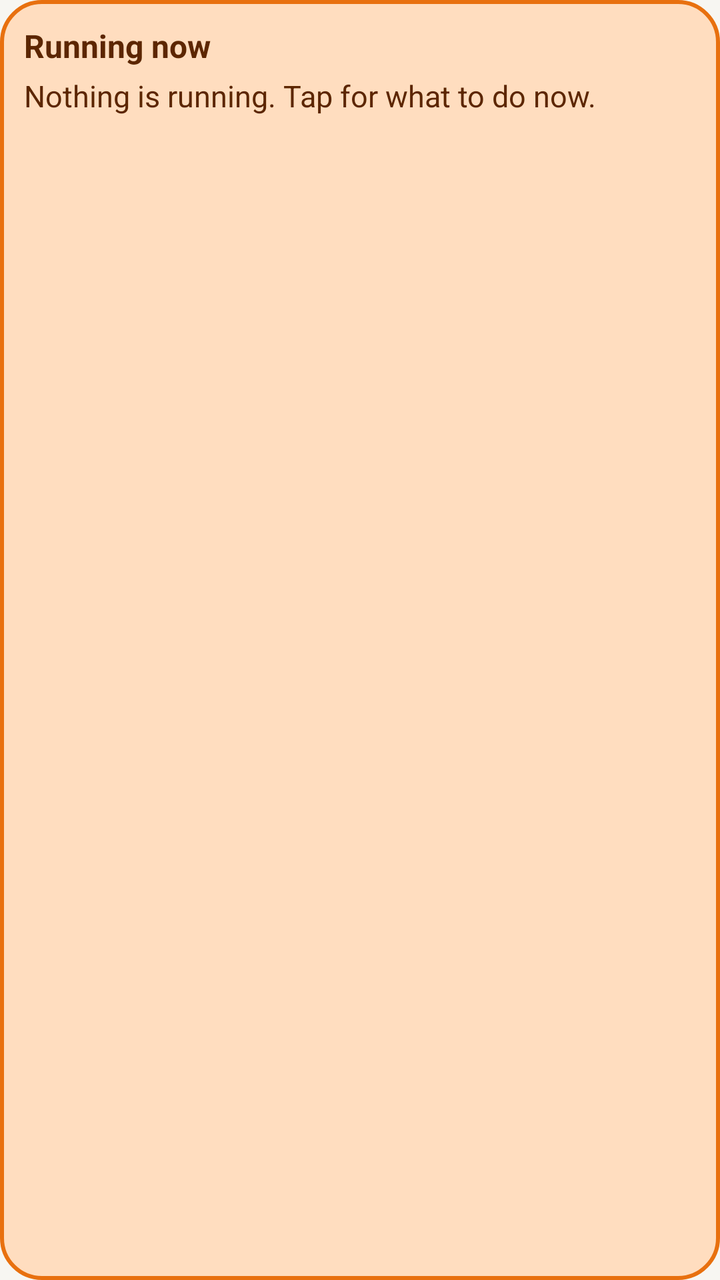
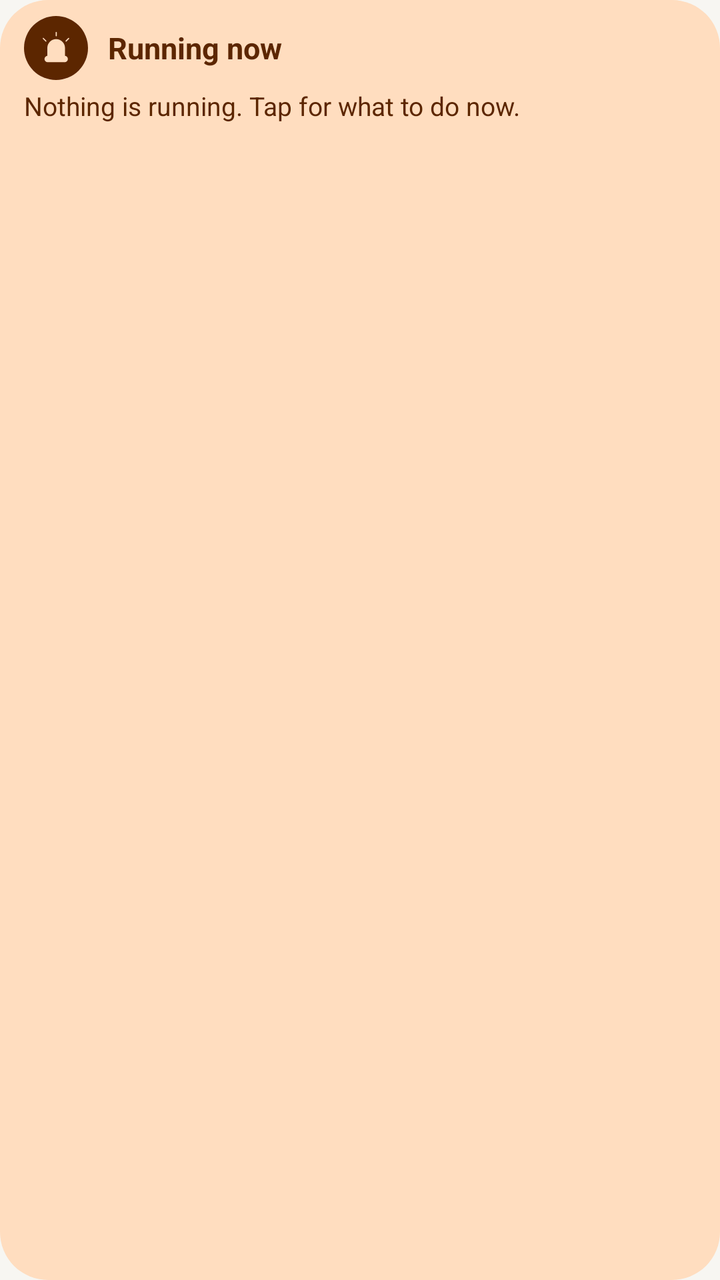

Two renders of the same Android screen: before a commit and after it. Below are the layout's source before the change and the commit's diff.
<!-- AndroidManifest.xml: application theme Theme.Sprotyv -->
<!-- res/layout/widget_running.xml -->
<?xml version="1.0" encoding="utf-8"?>
<LinearLayout xmlns:android="http://schemas.android.com/apk/res/android" android:id="@+id/w_root" android:layout_width="match_parent" android:layout_height="match_parent"
    android:background="@drawable/w_shape_urgent" android:orientation="vertical" android:padding="12dp">
    <TextView android:id="@+id/w_title" android:layout_width="match_parent" android:layout_height="wrap_content"
        android:text="@string/active_title" android:textColor="@color/w_urgent_ink" android:textSize="16sp" android:textStyle="bold" />
    <LinearLayout android:id="@+id/w_row1" android:layout_width="match_parent" android:layout_height="wrap_content" android:orientation="horizontal"
        android:gravity="center_vertical" android:paddingVertical="4dp" android:visibility="gone">
        <TextView android:id="@+id/w_label1" android:layout_width="0dp" android:layout_weight="1" android:layout_height="wrap_content"
            android:textColor="@color/w_urgent_ink" android:textSize="15sp" android:maxLines="2" android:ellipsize="end" />
        <Chronometer android:id="@+id/w_clock1" android:layout_width="wrap_content" android:layout_height="wrap_content" android:layout_marginStart="8dp"
            android:textColor="@color/w_urgent_ink" android:textSize="18sp" android:textStyle="bold" />
    </LinearLayout>
    <LinearLayout android:id="@+id/w_row2" android:layout_width="match_parent" android:layout_height="wrap_content" android:orientation="horizontal"
        android:gravity="center_vertical" android:paddingVertical="4dp" android:visibility="gone">
        <TextView android:id="@+id/w_label2" android:layout_width="0dp" android:layout_weight="1" android:layout_height="wrap_content"
            android:textColor="@color/w_urgent_ink" android:textSize="15sp" android:maxLines="2" android:ellipsize="end" />
        <Chronometer android:id="@+id/w_clock2" android:layout_width="wrap_content" android:layout_height="wrap_content" android:layout_marginStart="8dp"
            android:textColor="@color/w_urgent_ink" android:textSize="18sp" android:textStyle="bold" />
    </LinearLayout>
    <LinearLayout android:id="@+id/w_row3" android:layout_width="match_parent" android:layout_height="wrap_content" android:orientation="horizontal"
        android:gravity="center_vertical" android:paddingVertical="4dp" android:visibility="gone">
        <TextView android:id="@+id/w_label3" android:layout_width="0dp" android:layout_weight="1" android:layout_height="wrap_content"
            android:textColor="@color/w_urgent_ink" android:textSize="15sp" android:maxLines="2" android:ellipsize="end" />
        <Chronometer android:id="@+id/w_clock3" android:layout_width="wrap_content" android:layout_height="wrap_content" android:layout_marginStart="8dp"
            android:textColor="@color/w_urgent_ink" android:textSize="18sp" android:textStyle="bold" />
    </LinearLayout>
    <TextView android:id="@+id/w_empty" android:layout_width="match_parent" android:layout_height="wrap_content" android:paddingTop="4dp"
        android:text="@string/widget_nothing_running" android:textColor="@color/w_urgent_ink" android:textSize="15sp" />
</LinearLayout>
<!-- resources referenced by this layout -->
<resources>
  <color name="w_urgent_ink">#FF5C2600</color>
  <!-- drawable w_shape_urgent (drawable) -->
  <?xml version="1.0" encoding="utf-8"?>
  <shape xmlns:android="http://schemas.android.com/apk/res/android" android:shape="rectangle">
      <solid android:color="@color/w_urgent_bg" />
      <stroke android:width="2dp" android:color="@color/w_urgent_edge" />
      <corners android:radius="20dp" />
  </shape>
  <string name="active_title">Running now</string>
  <string name="widget_nothing_running">Nothing is running. Tap for what to do now.</string>
  <style name="Theme.Sprotyv" parent="android:Theme.Material.Light.NoActionBar">
          <item name="android:windowBackground">@color/background</item>
          <item name="android:statusBarColor">@android:color/transparent</item>
          <item name="android:navigationBarColor">@android:color/transparent</item>
      </style>
  <color name="w_urgent_bg">#FFFFDDBF</color>
  <color name="w_urgent_edge">#FFE8700F</color>
  <color name="background">#FFF7F6F2</color>
</resources>

<!-- the commit's change to res/layout/widget_running.xml (unified diff, before → after) -->
@@ -1,8 +1,14 @@
 <?xml version="1.0" encoding="utf-8"?>
 <LinearLayout xmlns:android="http://schemas.android.com/apk/res/android" android:id="@+id/w_root" android:layout_width="match_parent" android:layout_height="match_parent"
-    android:background="@drawable/w_shape_urgent" android:orientation="vertical" android:padding="12dp">
-    <TextView android:id="@+id/w_title" android:layout_width="match_parent" android:layout_height="wrap_content"
-        android:text="@string/active_title" android:textColor="@color/w_urgent_ink" android:textSize="16sp" android:textStyle="bold" />
+    android:background="@drawable/w_shape_urgent" android:orientation="vertical" android:paddingHorizontal="12dp" android:paddingVertical="8dp">
+    <LinearLayout android:id="@+id/w_head" android:layout_width="match_parent" android:layout_height="wrap_content" android:orientation="horizontal" android:gravity="center_vertical">
+        <FrameLayout android:layout_width="32dp" android:layout_height="32dp" android:background="@drawable/w_badge_urgent">
+            <ImageView android:layout_width="match_parent" android:layout_height="match_parent" android:padding="6dp"
+            android:src="@drawable/om_siren" android:tint="@color/w_urgent_bg" android:importantForAccessibility="no" />
+        </FrameLayout>
+        <TextView android:id="@+id/w_title" android:layout_width="0dp" android:layout_weight="1" android:layout_height="wrap_content" android:layout_marginStart="10dp"
+            android:text="@string/active_title" android:textColor="@color/w_urgent_ink" android:textSize="15sp" android:textStyle="bold" />
+    </LinearLayout>
     <LinearLayout android:id="@+id/w_row1" android:layout_width="match_parent" android:layout_height="wrap_content" android:orientation="horizontal"
         android:gravity="center_vertical" android:paddingVertical="4dp" android:visibility="gone">
         <TextView android:id="@+id/w_label1" android:layout_width="0dp" android:layout_weight="1" android:layout_height="wrap_content"
@@ -25,5 +31,5 @@
             android:textColor="@color/w_urgent_ink" android:textSize="18sp" android:textStyle="bold" />
     </LinearLayout>
     <TextView android:id="@+id/w_empty" android:layout_width="match_parent" android:layout_height="wrap_content" android:paddingTop="4dp"
-        android:text="@string/widget_nothing_running" android:textColor="@color/w_urgent_ink" android:textSize="15sp" />
+        android:text="@string/widget_nothing_running" android:textColor="@color/w_urgent_ink" android:textSize="13sp" android:maxLines="2" android:ellipsize="end" />
 </LinearLayout>
<!-- resource entries referenced after the edit -->
@@ -1,12 +1,28 @@
 <!-- resources referenced by this layout -->
 <resources>
   <color name="w_urgent_ink">#FF5C2600</color>
+  <!-- drawable om_siren (drawable) -->
+  <?xml version="1.0" encoding="utf-8"?>
+  <vector xmlns:android="http://schemas.android.com/apk/res/android" android:width="72dp" android:height="72dp" android:viewportWidth="72" android:viewportHeight="72">
+      <path android:fillColor="#FFEA5A47" android:pathData="M21.4,51V36A14.9585,14.9585,0,0,1,36.3,21h0A15.0887,15.0887,0,0,1,51.2,36V51"/>
+      <path android:fillColor="#FFD0CFCE" android:pathData="M21.4,51h30a4.9514,4.9514,0,0,1,5,5h0a4.9514,4.9514,0,0,1-5,5h-30a4.9514,4.9514,0,0,1-5-5h0A4.9514,4.9514,0,0,1,21.4,51Z"/>
+      <path android:fillColor="#FFD22F27" android:pathData="M51.4,36A14.9381,14.9381,0,0,0,36.6,21h0a14.7059,14.7059,0,0,0-4.2.6C41.8,25.4,42.7,44.8,42.8,51h8.7V36Z"/>
+      <path android:strokeColor="#FF000000" android:strokeWidth="2" android:strokeLineCap="round" android:strokeLineJoin="round" android:pathData="M17.8,23.5L13.1,18.8"/>
+      <path android:strokeColor="#FF000000" android:strokeWidth="2" android:strokeLineCap="round" android:strokeLineJoin="round" android:pathData="M54.1,23.5L58.8,18.8"/>
+      <path android:strokeColor="#FF000000" android:strokeWidth="2" android:strokeLineCap="round" android:strokeLineJoin="round" android:pathData="M36.4,14.0L36.4,8.0"/>
+      <path android:strokeColor="#FF000000" android:strokeWidth="2" android:strokeLineCap="round" android:strokeLineJoin="round" android:pathData="M21.4,51V36A14.9585,14.9585,0,0,1,36.3,21h0A15.0887,15.0887,0,0,1,51.2,36V51"/>
+      <path android:strokeColor="#FF000000" android:strokeWidth="2" android:strokeLineCap="round" android:strokeLineJoin="round" android:pathData="M21.1,51H51.6a4.8011,4.8011,0,0,1,4.8,4.8h0a4.8011,4.8011,0,0,1-4.8,4.8H21.1a4.8011,4.8011,0,0,1-4.8-4.8h0A4.9353,4.9353,0,0,1,21.1,51Z"/>
+  </vector>
+  <!-- drawable w_badge_urgent (drawable) -->
+  <?xml version="1.0" encoding="utf-8"?>
+  <shape xmlns:android="http://schemas.android.com/apk/res/android" android:shape="oval">
+      <solid android:color="@color/w_urgent_ink" />
+  </shape>
   <!-- drawable w_shape_urgent (drawable) -->
   <?xml version="1.0" encoding="utf-8"?>
   <shape xmlns:android="http://schemas.android.com/apk/res/android" android:shape="rectangle">
       <solid android:color="@color/w_urgent_bg" />
-      <stroke android:width="2dp" android:color="@color/w_urgent_edge" />
-      <corners android:radius="20dp" />
+      <corners android:radius="24dp" />
   </shape>
   <string name="active_title">Running now</string>
   <string name="widget_nothing_running">Nothing is running. Tap for what to do now.</string>
@@ -16,7 +32,6 @@
           <item name="android:navigationBarColor">@android:color/transparent</item>
       </style>
   <color name="w_urgent_bg">#FFFFDDBF</color>
-  <color name="w_urgent_edge">#FFE8700F</color>
   <color name="background">#FFF7F6F2</color>
 </resources>
 
